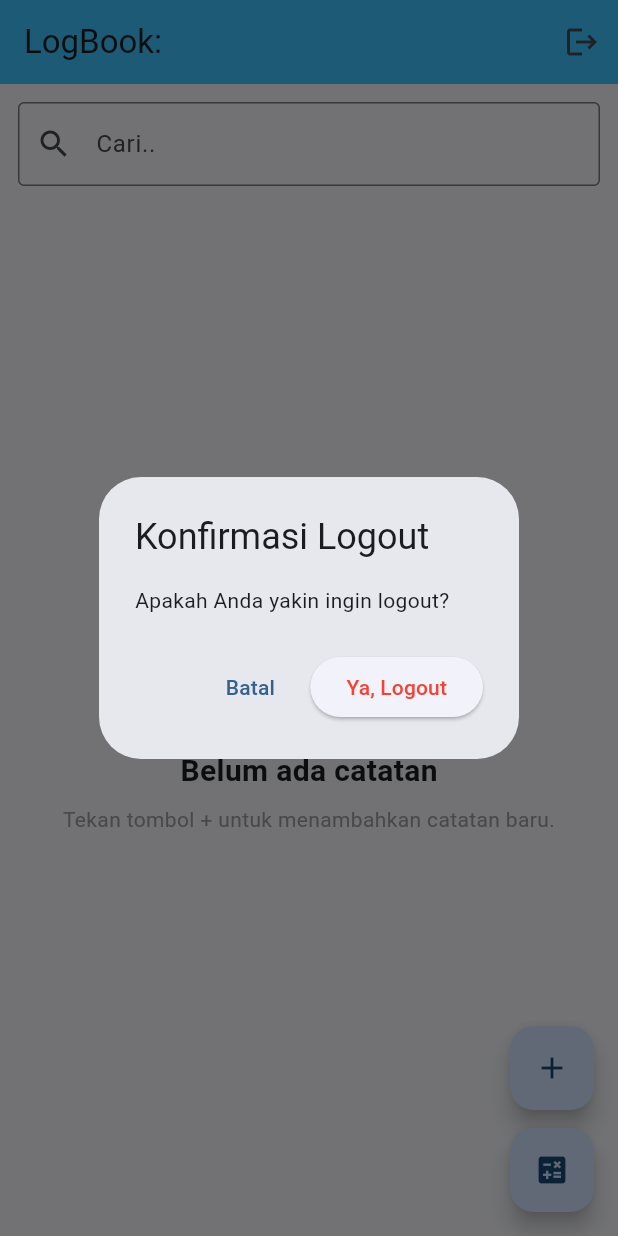
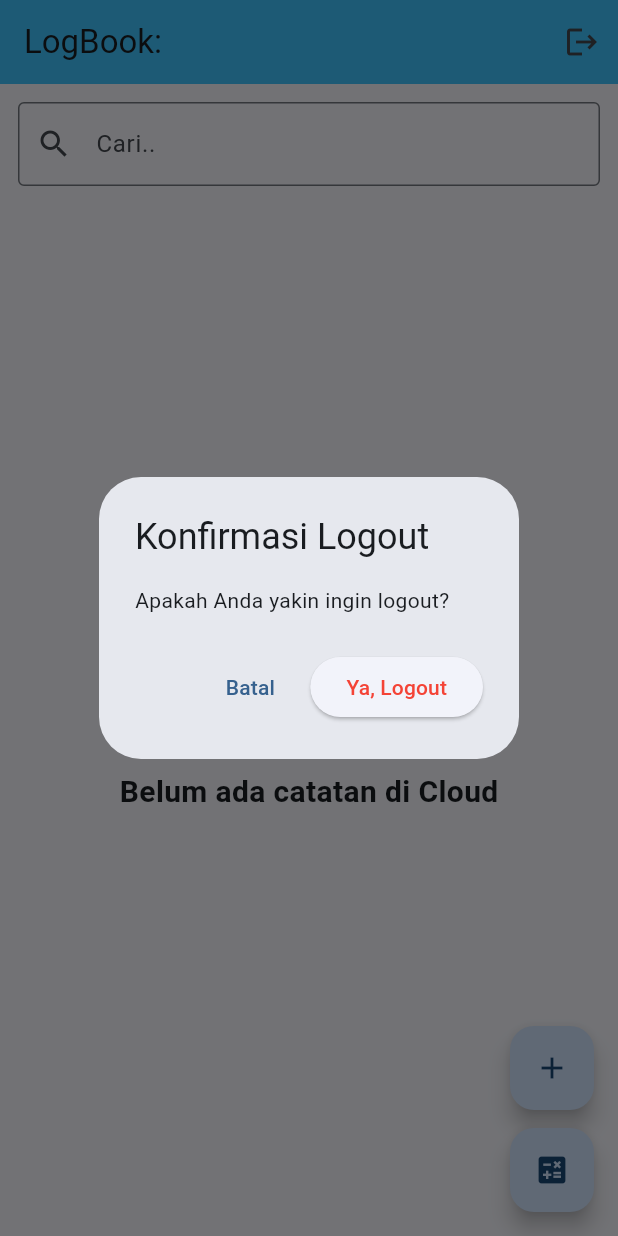
Before and after one commit to Ridhoss/Proyek4-MobileApp, a Flutter app: the LogView screen opened directly with empty values, after a tap on the "logout" icon, on a phone screen of 412 x 824 dp. Run offline on Flutter 3.47's test engine with Material 3 defaults, Android fonts, the phone set to English and light mode, and no system bars; our stand-ins replace flutter_dotenv, shared_preferences; missing offline and left inert: mongo_dart; accounts and stored records are empty.

Commit message:
new cloud services

```diff
--- a/lib/features/logbook/log_view.dart
+++ b/lib/features/logbook/log_view.dart
@@ -4,6 +4,8 @@
 import 'package:logbook_app_059/features/logbook/counter_view.dart';
 import 'package:logbook_app_059/features/logbook/models/log_model.dart';
 import 'package:logbook_app_059/features/logbook/models/user_model.dart';
+import 'package:logbook_app_059/helpers/log_helper.dart';
+import 'package:logbook_app_059/services/mongo_service.dart';
 
 class LogView extends StatefulWidget {
   final UserModel user;
@@ -15,6 +17,7 @@
 
 class _LogViewState extends State<LogView> {
   final LogController _controller = LogController();
+  bool _isLoading = false;
 
   Color _getCategoryColor(String category) {
     switch (category) {
@@ -35,6 +38,66 @@
   void initState() {
     super.initState();
     _controller.loadFromDisk(widget.user.id);
+
+    Future.microtask(() => _initDatabase());
+  }
+
+  Future<void> _initDatabase() async {
+    setState(() => _isLoading = true);
+    try {
+      await LogHelper.writeLog(
+        "UI: Memulai inisialisasi database...",
+        source: "log_view.dart",
+      );
+
+      // Mencoba koneksi ke MongoDB Atlas (Cloud)
+      await LogHelper.writeLog(
+        "UI: Menghubungi MongoService.connect()...",
+        source: "log_view.dart",
+      );
+
+      // Mengaktifkan kembali koneksi dengan timeout 15 detik (lebih longgar untuk sinyal HP)
+      await MongoService().connect().timeout(
+        const Duration(seconds: 15),
+        onTimeout: () => throw Exception(
+          "Koneksi Cloud Timeout. Periksa sinyal/IP Whitelist.",
+        ),
+      );
+
+      await LogHelper.writeLog(
+        "UI: Koneksi MongoService BERHASIL.",
+        source: "log_view.dart",
+      );
+
+      // Mengambil data log dari Cloud
+      await LogHelper.writeLog(
+        "UI: Memanggil controller.loadFromDisk()...",
+        source: "log_view.dart",
+      );
+
+      await _controller.loadFromDisk(widget.user.id);
+
+      await LogHelper.writeLog(
+        "UI: Data berhasil dimuat ke Notifier.",
+        source: "log_view.dart",
+      );
+    } catch (e) {
+      await LogHelper.writeLog(
+        "UI: Error - $e",
+        source: "log_view.dart",
+        level: 1,
+      );
+      if (mounted) {
+        ScaffoldMessenger.of(context).showSnackBar(
+          SnackBar(content: Text("Masalah: $e"), backgroundColor: Colors.red),
+        );
+      }
+    } finally {
+      if (mounted) {
+        setState(() => _isLoading = false);
+      }
+    }
+    await _controller.loadFromCloud(widget.user.id);
   }
 
   @override
@@ -60,6 +123,19 @@
             child: ValueListenableBuilder<List<LogModel>>(
               valueListenable: _controller.logsNotif,
               builder: (context, currentLogs, child) {
+                if (_isLoading) {
+                  return const Center(
+                    child: Column(
+                      mainAxisSize: MainAxisSize.min,
+                      children: [
+                        CircularProgressIndicator(),
+                        SizedBox(height: 16),
+                        Text("Menghubungkan ke MongoDB Atlas..."),
+                      ],
+                    ),
+                  );
+                }
+
                 if (currentLogs.isEmpty) {
                   return Center(
                     child: Padding(
@@ -67,30 +143,21 @@
                       child: Column(
                         mainAxisSize: MainAxisSize.min,
                         children: const [
-                          Icon(
-                            Icons.note_alt_outlined,
-                            size: 80,
-                            color: Colors.grey,
-                          ),
+                          Icon(Icons.cloud_off, size: 80, color: Colors.grey),
                           SizedBox(height: 16),
                           Text(
-                            "Belum ada catatan",
+                            "Belum ada catatan di Cloud",
                             style: TextStyle(
                               fontSize: 20,
                               fontWeight: FontWeight.bold,
                             ),
-                          ),
-                          SizedBox(height: 8),
-                          Text(
-                            "Tekan tombol + untuk menambahkan catatan baru.",
-                            textAlign: TextAlign.center,
-                            style: TextStyle(color: Colors.grey),
                           ),
                         ],
                       ),
                     ),
                   );
                 }
+
                 return ListView.builder(
                   itemCount: currentLogs.length,
                   itemBuilder: (context, index) {
--- a/lib/features/logbook/models/log_model.dart
+++ b/lib/features/logbook/models/log_model.dart
@@ -1,5 +1,7 @@
+import 'package:mongo_dart/mongo_dart.dart';
+
 class LogModel {
-  final int id;
+  final ObjectId? id;
   final int iduser;
   final String title;
   final String date;
@@ -7,7 +9,7 @@
   final String category;
 
   LogModel({
-    required this.id,
+    this.id,
     required this.iduser,
     required this.title,
     required this.date,
@@ -17,7 +19,7 @@
 
   factory LogModel.fromMap(Map<String, dynamic> map) {
     return LogModel(
-      id: map['id'],
+      id: map['_id'] as ObjectId?,
       iduser: map['iduser'],
       title: map['title'],
       date: map['date'],
@@ -28,7 +30,7 @@
 
   Map<String, dynamic> toMap() {
     return {
-      'id': id,
+      '_id': id ?? ObjectId(),
       'iduser': iduser,
       'title': title,
       'date': date,
--- /dev/null
+++ b/lib/helpers/log_helper.dart
@@ -0,0 +1,55 @@
+import 'dart:developer' as dev;
+import 'package:intl/intl.dart';
+import 'package:flutter_dotenv/flutter_dotenv.dart';
+
+class LogHelper {
+  static Future<void> writeLog(
+    String message, {
+    String source = "Unknown",
+    int level = 2,
+  }) async {
+    final int configLevel = int.tryParse(dotenv.env['LOG_LEVEL'] ?? '2') ?? 2;
+    final String muteList = dotenv.env['LOG_MUTE'] ?? '';
+
+    if (level > configLevel) return;
+    if (muteList.split(',').contains(source)) return;
+
+    try {
+      String timestamp = DateFormat('HH:mm:ss').format(DateTime.now());
+      String label = _getLabel(level);
+      String color = _getColor(level);
+
+      dev.log(message, name: source, time: DateTime.now(), level: level * 100);
+
+      print('$color[$timestamp][$label][$source] -> $message\x1B[0m');
+    } catch (e) {
+      dev.log("Logging failed: $e", name: "SYSTEM", level: 1000);
+    }
+  }
+
+  static String _getLabel(int level) {
+    switch (level) {
+      case 1:
+        return "ERROR";
+      case 2:
+        return "INFO";
+      case 3:
+        return "VERBOSE";
+      default:
+        return "LOG";
+    }
+  }
+
+  static String _getColor(int level) {
+    switch (level) {
+      case 1:
+        return '\x1B[31m';
+      case 2:
+        return '\x1B[32m';
+      case 3:
+        return '\x1B[34m';
+      default:
+        return '\x1B[0m';
+    }
+  }
+}
--- /dev/null
+++ b/lib/services/mongo_service.dart
@@ -0,0 +1,158 @@
+import 'package:logbook_app_059/features/logbook/models/log_model.dart';
+import 'package:logbook_app_059/helpers/log_helper.dart';
+import 'package:mongo_dart/mongo_dart.dart';
+import 'package:flutter_dotenv/flutter_dotenv.dart';
+
+class MongoService {
+  static final MongoService _instance = MongoService._internal();
+
+  Db? _db;
+  DbCollection? _collection;
+
+  final String _source = "mongo_service.dart";
+
+  factory MongoService() => _instance;
+  MongoService._internal();
+
+  Future<DbCollection> _getSafeCollection() async {
+    if (_db == null || !_db!.isConnected || _collection == null) {
+      await LogHelper.writeLog(
+        "INFO: Koleksi belum siap, mencoba rekoneksi...",
+        source: _source,
+        level: 3,
+      );
+      await connect();
+    }
+    return _collection!;
+  }
+
+  Future<void> connect() async {
+    try {
+      final dbUri = dotenv.env['MONGODB_URI'];
+      if (dbUri == null) throw Exception("MONGODB_URI tidak ditemukan di .env");
+
+      _db = await Db.create(dbUri);
+
+      await _db!.open().timeout(
+        const Duration(seconds: 15),
+        onTimeout: () {
+          throw Exception(
+            "Koneksi Timeout. Cek IP Whitelist (0.0.0.0/0) atau Sinyal HP.",
+          );
+        },
+      );
+
+      _collection = _db!.collection('logs');
+
+      await LogHelper.writeLog(
+        "DATABASE: Terhubung & Koleksi Siap",
+        source: _source,
+        level: 2,
+      );
+    } catch (e) {
+      await LogHelper.writeLog(
+        "DATABASE: Gagal Koneksi - $e",
+        source: _source,
+        level: 1,
+      );
+      rethrow;
+    }
+  }
+
+  Future<List<LogModel>> getLogs() async {
+    try {
+      final collection = await _getSafeCollection();
+
+      await LogHelper.writeLog(
+        "INFO: Fetching data from Cloud...",
+        source: _source,
+        level: 3,
+      );
+
+      final List<Map<String, dynamic>> data = await collection.find().toList();
+      return data.map((json) => LogModel.fromMap(json)).toList();
+    } catch (e) {
+      await LogHelper.writeLog(
+        "ERROR: Fetch Failed - $e",
+        source: _source,
+        level: 1,
+      );
+      return [];
+    }
+  }
+
+  Future<void> insertLog(LogModel log) async {
+    try {
+      final collection = await _getSafeCollection();
+      await collection.insertOne(log.toMap());
+
+      await LogHelper.writeLog(
+        "SUCCESS: Data '${log.title}' Saved to Cloud",
+        source: _source,
+        level: 2,
+      );
+    } catch (e) {
+      await LogHelper.writeLog(
+        "ERROR: Insert Failed - $e",
+        source: _source,
+        level: 1,
+      );
+      rethrow;
+    }
+  }
+
+  Future<void> updateLog(LogModel log) async {
+    try {
+      final collection = await _getSafeCollection();
+      if (log.id == null) {
+        throw Exception("ID Log tidak ditemukan untuk update");
+      }
+
+      await collection.replaceOne(where.id(log.id!), log.toMap());
+
+      await LogHelper.writeLog(
+        "DATABASE: Update '${log.title}' Berhasil",
+        source: _source,
+        level: 2,
+      );
+    } catch (e) {
+      await LogHelper.writeLog(
+        "DATABASE: Update Gagal - $e",
+        source: _source,
+        level: 1,
+      );
+      rethrow;
+    }
+  }
+
+  Future<void> deleteLog(ObjectId id) async {
+    try {
+      final collection = await _getSafeCollection();
+      await collection.remove(where.id(id));
+
+      await LogHelper.writeLog(
+        "DATABASE: Hapus ID $id Berhasil",
+        source: _source,
+        level: 2,
+      );
+    } catch (e) {
+      await LogHelper.writeLog(
+        "DATABASE: Hapus Gagal - $e",
+        source: _source,
+        level: 1,
+      );
+      rethrow;
+    }
+  }
+
+  Future<void> close() async {
+    if (_db != null) {
+      await _db!.close();
+      await LogHelper.writeLog(
+        "DATABASE: Koneksi ditutup",
+        source: _source,
+        level: 2,
+      );
+    }
+  }
+}
--- a/pubspec.yaml
+++ b/pubspec.yaml
@@ -36,6 +36,9 @@
   # The following adds the Cupertino Icons font to your application.
   # Use with the CupertinoIcons class for iOS style icons.
   cupertino_icons: ^1.0.8
+  mongo_dart: ^0.10.8
+  flutter_dotenv: ^6.0.0
+  intl: ^0.20.2
 
 dev_dependencies:
   flutter_test:
@@ -61,6 +64,7 @@
 
   assets:
     - assets/images/
+    - .env
 
   # An image asset can refer to one or more resolution-specific "variants", see
   # https://flutter.dev/to/resolution-aware-images
```
Also changed, not shown: lib/controller/log_controller.dart (+71 -21 lines), lib/main.dart (+5 -4 lines), pubspec.lock, 2 other files.
